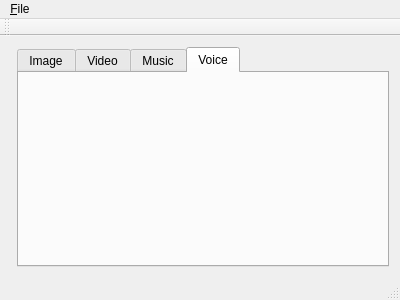
First picture: the form in mainwindow.ui, repository Risca/dgate_resource_manager, before the edit.
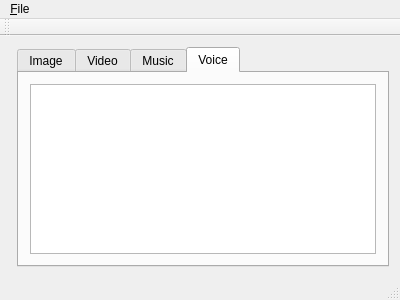
Second picture: the form after the edit. The open tabs and pages were chosen to show the change. Custom widgets are drawn as their Qt base class.

Commit message: Add model::Voice

```diff
--- a/mainwindow.ui
+++ b/mainwindow.ui
@@ -52,6 +52,11 @@
        <attribute name="title">
         <string>Voice</string>
        </attribute>
+       <layout class="QVBoxLayout" name="verticalLayout_3">
+        <item>
+         <widget class="QListView" name="voiceListView"/>
+        </item>
+       </layout>
       </widget>
      </widget>
     </item>
```
Left out of the diff: 2 changed lines with no effect on the pictures. The commit also changes 6 other files.
